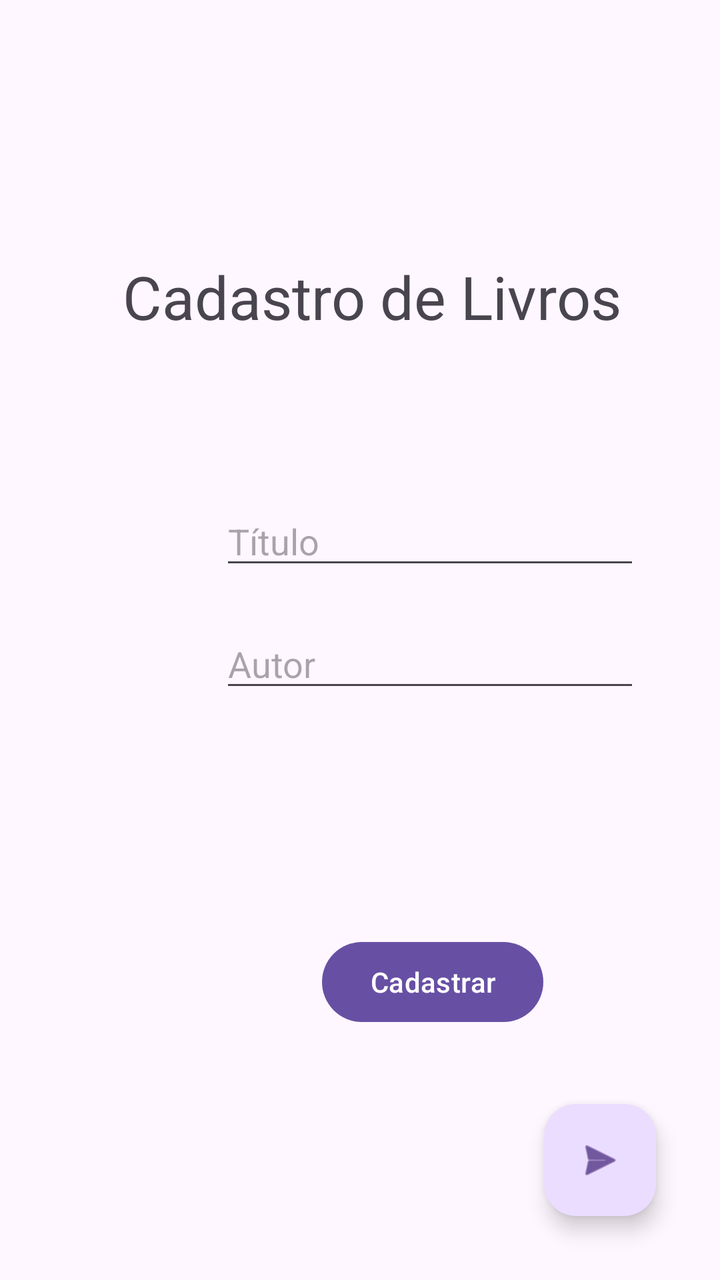
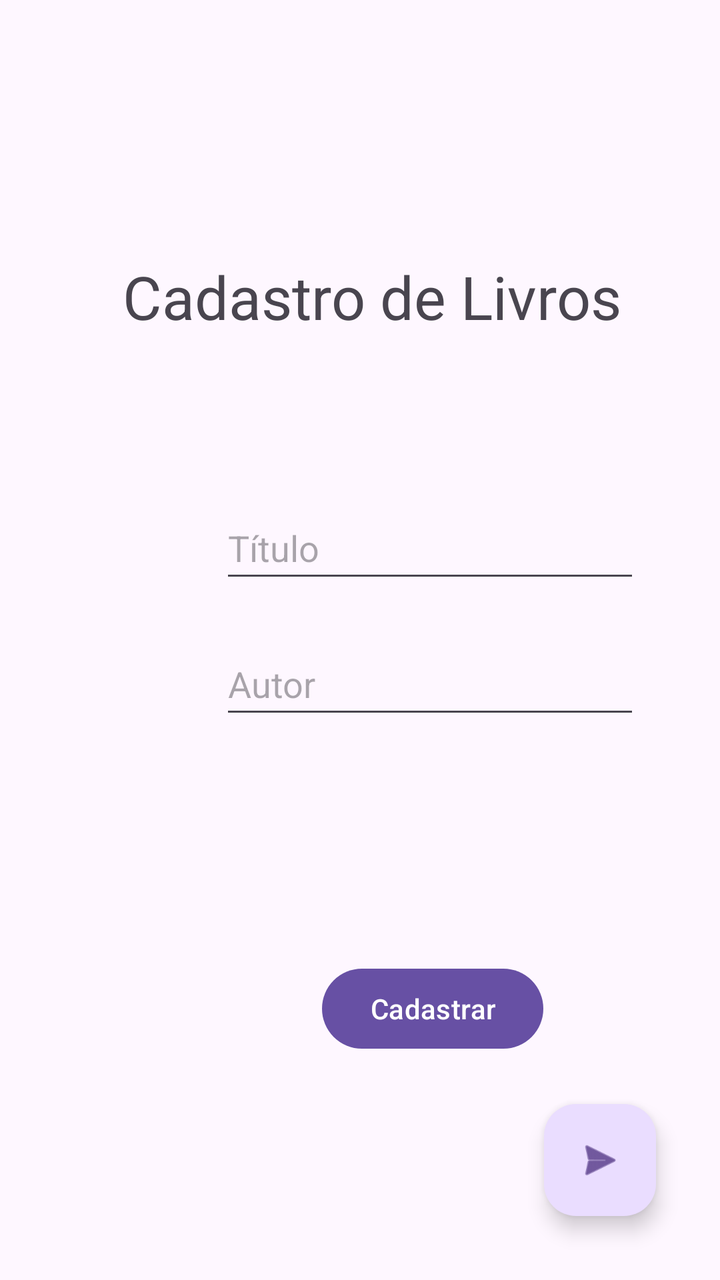

Screens rendered from an Android XML layout before and after an edit, with the pre-edit source and the edit as a unified diff.
<!-- AndroidManifest.xml: application theme Theme.CadastroLivrosApp -->
<!-- res/layout/activity_main.xml -->
<?xml version="1.0" encoding="utf-8"?>
<androidx.constraintlayout.widget.ConstraintLayout xmlns:android="http://schemas.android.com/apk/res/android"
    xmlns:app="http://schemas.android.com/apk/res-auto"
    xmlns:tools="http://schemas.android.com/tools"
    android:id="@+id/main"
    android:layout_width="match_parent"
    android:layout_height="match_parent"
    tools:context=".MainActivity">

    <EditText
        android:id="@+id/edt_titulo_livro"
        android:layout_width="wrap_content"
        android:layout_height="wrap_content"
        android:layout_marginStart="110dp"
        android:layout_marginTop="80dp"
        android:layout_marginEnd="91dp"
        android:ems="10"
        android:hint="Título"
        android:inputType="text"
        app:layout_constraintEnd_toEndOf="parent"
        app:layout_constraintHorizontal_bias="0.0"
        app:layout_constraintStart_toStartOf="parent"
        app:layout_constraintTop_toBottomOf="@+id/txv_titulo_app" />

    <Button
        android:id="@+id/btn_cadastrar"
        android:layout_width="wrap_content"
        android:layout_height="wrap_content"
        android:layout_marginStart="161dp"
        android:layout_marginTop="116dp"
        android:layout_marginEnd="140dp"
        android:text="Cadastrar"
        app:layout_constraintEnd_toEndOf="parent"
        app:layout_constraintHorizontal_bias="0.0"
        app:layout_constraintStart_toStartOf="parent"
        app:layout_constraintTop_toBottomOf="@+id/edt_autor_livro" />

    <EditText
        android:id="@+id/edt_autor_livro"
        android:layout_width="wrap_content"
        android:layout_height="wrap_content"
        android:layout_marginStart="110dp"
        android:layout_marginTop="20dp"
        android:layout_marginEnd="91dp"
        android:ems="10"
        android:hint="Autor"
        android:inputType="text"
        app:layout_constraintEnd_toEndOf="parent"
        app:layout_constraintHorizontal_bias="0.0"
        app:layout_constraintStart_toStartOf="parent"
        app:layout_constraintTop_toBottomOf="@+id/edt_titulo_livro" />

    <TextView
        android:id="@+id/txv_titulo_app"
        android:layout_width="wrap_content"
        android:layout_height="wrap_content"
        android:layout_marginStart="179dp"
        android:layout_marginTop="128dp"
        android:layout_marginEnd="174dp"
        android:text="Cadastro de Livros"
        android:textSize="30sp"
        app:layout_constraintEnd_toEndOf="parent"
        app:layout_constraintHorizontal_bias="0.485"
        app:layout_constraintStart_toStartOf="parent"
        app:layout_constraintTop_toTopOf="parent" />

    <com.google.android.material.floatingactionbutton.FloatingActionButton
        android:id="@+id/fab_avancar"
        android:layout_width="wrap_content"
        android:layout_height="wrap_content"
        android:layout_marginEnd="32dp"
        android:layout_marginBottom="32dp"
        android:clickable="true"
        android:contentDescription="Visualizar detalhes do livro."
        app:layout_constraintBottom_toBottomOf="parent"
        app:layout_constraintEnd_toEndOf="parent"
        app:srcCompat="@android:drawable/ic_menu_send" />

</androidx.constraintlayout.widget.ConstraintLayout>
<!-- resources referenced by this layout -->
<resources>
  <style name="Theme.CadastroLivrosApp" parent="Base.Theme.CadastroLivrosApp" />
  <style name="Base.Theme.CadastroLivrosApp" parent="Theme.Material3.DayNight.NoActionBar">
          
          
      </style>
</resources>

<!-- the commit's change to res/layout/activity_main.xml (unified diff, before → after) -->
@@ -10,7 +10,7 @@
     <EditText
         android:id="@+id/edt_titulo_livro"
         android:layout_width="wrap_content"
-        android:layout_height="wrap_content"
+        android:layout_height="48dp"
         android:layout_marginStart="110dp"
         android:layout_marginTop="80dp"
         android:layout_marginEnd="91dp"
@@ -38,7 +38,7 @@
     <EditText
         android:id="@+id/edt_autor_livro"
         android:layout_width="wrap_content"
-        android:layout_height="wrap_content"
+        android:layout_height="48dp"
         android:layout_marginStart="110dp"
         android:layout_marginTop="20dp"
         android:layout_marginEnd="91dp"
